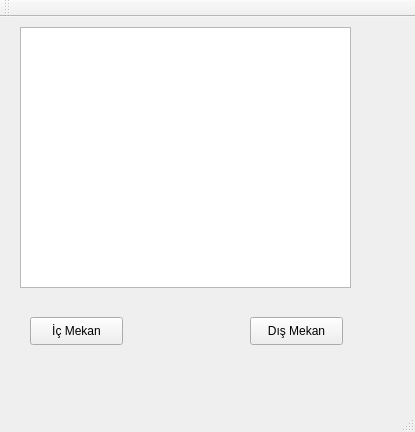
First picture: the form in mainwindow.ui, repository GTUProject1Group62015/Group6Interface, before the edit.
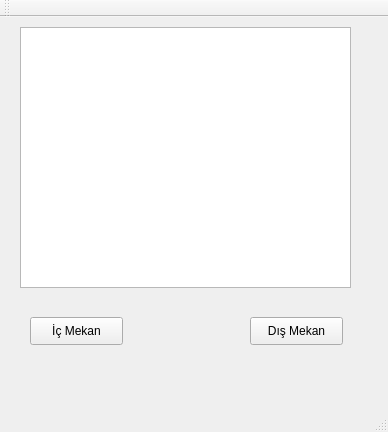
Second picture: the form after the edit.

What changed in the file:
```diff
--- a/mainwindow.ui
+++ b/mainwindow.ui
@@ -6,7 +6,7 @@
    <rect>
     <x>0</x>
     <y>0</y>
-    <width>415</width>
+    <width>388</width>
     <height>432</height>
    </rect>
   </property>
```
Left out of the diff: 15 changed lines with no effect on the pictures.
